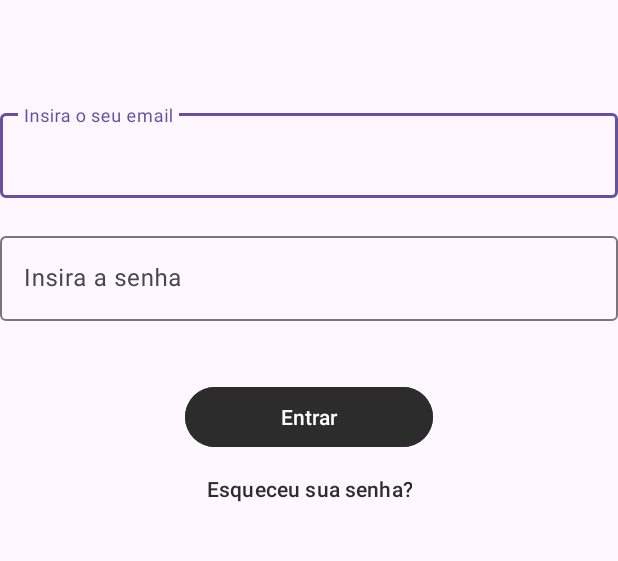
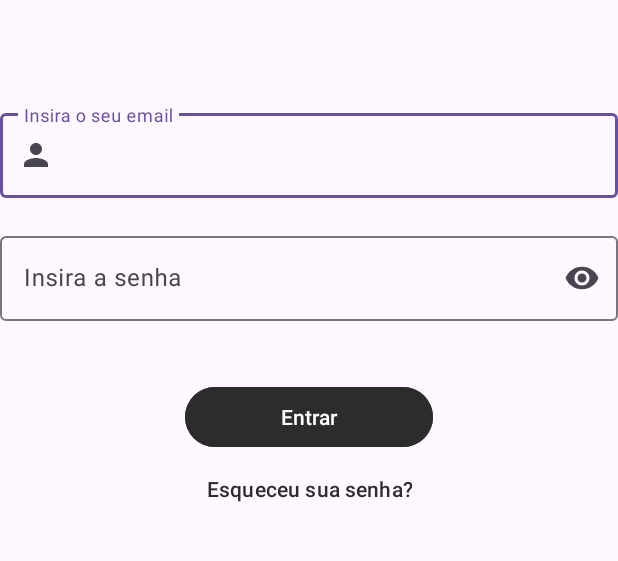
Before and after one commit to davszs/AppSateliteSupplys, an Android app: the screen it shows after launch (LoginActivity), on a phone screen of 412 x 824 dp, the part 300-861 px from its top. Run offline under Robolectric (Android 15) with nearby library versions, the phone set to English and light mode, and no system bars.

Commit message:
Página de Login 2

```diff
--- /dev/null
+++ b/app/src/main/res/drawable/baseline_person.xml
@@ -0,0 +1,5 @@
+<vector xmlns:android="http://schemas.android.com/apk/res/android" android:height="24dp" android:tint="#000000" android:viewportHeight="24" android:viewportWidth="24" android:width="24dp">
+
+    <path android:fillColor="@android:color/white" android:pathData="M12,12c2.21,0 4,-1.79 4,-4s-1.79,-4 -4,-4 -4,1.79 -4,4 1.79,4 4,4zM12,14c-2.67,0 -8,1.34 -8,4v2h16v-2c0,-2.66 -5.33,-4 -8,-4z"/>
+
+</vector>
--- a/app/src/main/res/layout/activity_login_layout.xml
+++ b/app/src/main/res/layout/activity_login_layout.xml
@@ -22,7 +22,9 @@
         android:layout_height="wrap_content"
         android:layout_marginTop="20sp"
         android:hint="Insira o seu email"
-        app:endIconMode="clear_text">
+        app:endIconMode="clear_text"
+        app:startIconContentDescription="email"
+        app:startIconDrawable="@drawable/baseline_person">
 
         <com.google.android.material.textfield.TextInputEditText
             android:id="@+id/txtEmail"
@@ -36,7 +38,9 @@
         android:layout_height="wrap_content"
         android:layout_marginTop="20sp"
         android:hint="Insira a senha"
-        app:endIconMode="clear_text">
+        app:endIconMode="password_toggle"
+        app:startIconContentDescription="senha"
+        app:startIconDrawable="">
 
         <com.google.android.material.textfield.TextInputEditText
             android:id="@+id/txtSenha"
```
